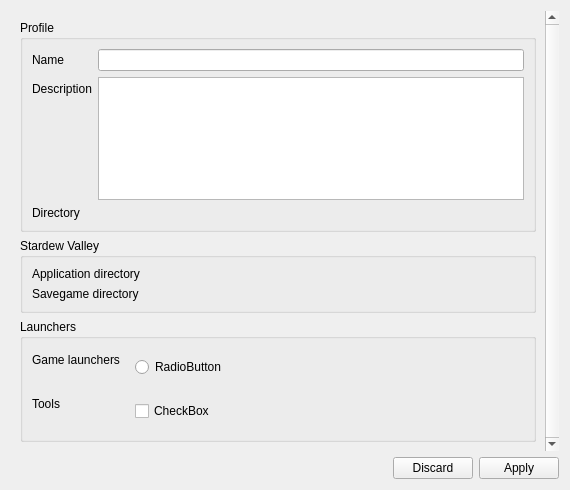
Qt form profilesettings.ui (kriana/SilVerPLuM) before a commit.
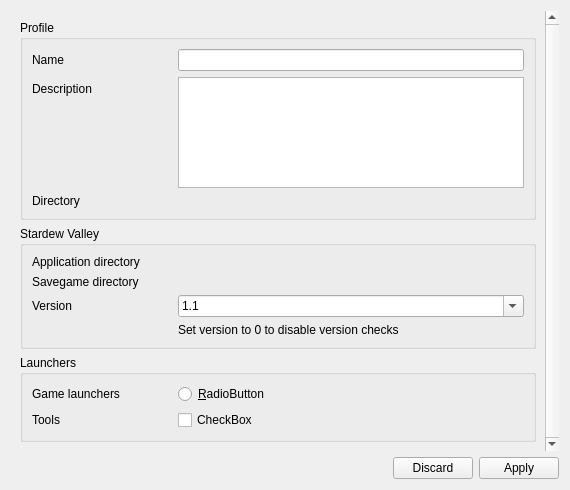
The same form after that commit. Custom widgets are drawn as their Qt base class.

Commit message: + Mod management + GUI + Dependency check (incomplete GUI) + Global settings

Patch:
```diff
--- a/profilesettings.ui
+++ b/profilesettings.ui
@@ -31,7 +31,7 @@
         <x>0</x>
         <y>0</y>
         <width>538</width>
-        <height>438</height>
+        <height>446</height>
        </rect>
       </property>
       <layout class="QVBoxLayout" name="verticalLayout">
@@ -43,6 +43,12 @@
          <layout class="QFormLayout" name="formLayout_2">
           <item row="0" column="0">
            <widget class="QLabel" name="label_3">
+            <property name="minimumSize">
+             <size>
+              <width>140</width>
+              <height>0</height>
+             </size>
+            </property>
             <property name="text">
              <string>Name</string>
             </property>
@@ -53,6 +59,12 @@
           </item>
           <item row="1" column="0">
            <widget class="QLabel" name="label_4">
+            <property name="minimumSize">
+             <size>
+              <width>140</width>
+              <height>0</height>
+             </size>
+            </property>
             <property name="text">
              <string>Description</string>
             </property>
@@ -63,6 +75,12 @@
           </item>
           <item row="2" column="0">
            <widget class="QLabel" name="label_5">
+            <property name="minimumSize">
+             <size>
+              <width>140</width>
+              <height>0</height>
+             </size>
+            </property>
             <property name="text">
              <string>Directory</string>
             </property>
@@ -89,6 +107,12 @@
          <layout class="QFormLayout" name="formLayout">
           <item row="0" column="0">
            <widget class="QLabel" name="label">
+            <property name="minimumSize">
+             <size>
+              <width>140</width>
+              <height>0</height>
+             </size>
+            </property>
             <property name="text">
              <string>Application directory</string>
             </property>
@@ -96,6 +120,12 @@
           </item>
           <item row="1" column="0">
            <widget class="QLabel" name="label_2">
+            <property name="minimumSize">
+             <size>
+              <width>140</width>
+              <height>0</height>
+             </size>
+            </property>
             <property name="text">
              <string>Savegame directory</string>
             </property>
@@ -121,6 +151,83 @@
             </property>
            </widget>
           </item>
+          <item row="2" column="0">
+           <widget class="QLabel" name="label_8">
+            <property name="minimumSize">
+             <size>
+              <width>140</width>
+              <height>0</height>
+             </size>
+            </property>
+            <property name="text">
+             <string>Version</string>
+            </property>
+           </widget>
+          </item>
+          <item row="2" column="1">
+           <widget class="QComboBox" name="sdvVersion">
+            <property name="editable">
+             <bool>true</bool>
+            </property>
+            <item>
+             <property name="text">
+              <string>1.1</string>
+             </property>
+            </item>
+            <item>
+             <property name="text">
+              <string>1.0.7</string>
+             </property>
+            </item>
+            <item>
+             <property name="text">
+              <string>1.0.6</string>
+             </property>
+            </item>
+            <item>
+             <property name="text">
+              <string>1.0.5</string>
+             </property>
+            </item>
+            <item>
+             <property name="text">
+              <string>1.0.4</string>
+             </property>
+            </item>
+            <item>
+             <property name="text">
+              <string>1.0.3</string>
+             </property>
+            </item>
+            <item>
+             <property name="text">
+              <string>1.0.2</string>
+             </property>
+            </item>
+            <item>
+             <property name="text">
+              <string>1.0.1</string>
+             </property>
+            </item>
+            <item>
+             <property name="text">
+              <string>1.0</string>
+             </property>
+            </item>
+            <item>
+             <property name="text">
+              <string>0</string>
+             </property>
+            </item>
+           </widget>
+          </item>
+          <item row="3" column="1">
+           <widget class="QLabel" name="label_9">
+            <property name="text">
+             <string>Set version to 0 to disable version checks</string>
+            </property>
+           </widget>
+          </item>
          </layout>
         </widget>
        </item>
@@ -132,6 +239,12 @@
          <layout class="QFormLayout" name="formLayout_3">
           <item row="0" column="0">
            <widget class="QLabel" name="label_6">
+            <property name="minimumSize">
+             <size>
+              <width>140</width>
+              <height>0</height>
+             </size>
+            </property>
             <property name="text">
              <string>Game launchers</string>
             </property>
@@ -146,10 +259,25 @@
              </sizepolicy>
             </property>
             <layout class="QVBoxLayout" name="verticalLayout_3">
+             <property name="spacing">
+              <number>6</number>
+             </property>
+             <property name="leftMargin">
+              <number>0</number>
+             </property>
+             <property name="topMargin">
+              <number>0</number>
+             </property>
+             <property name="rightMargin">
+              <number>0</number>
+             </property>
+             <property name="bottomMargin">
+              <number>0</number>
+             </property>
              <item>
               <widget class="QRadioButton" name="radioButton">
                <property name="text">
-                <string>RadioButton</string>
+                <string>&amp;RadioButton</string>
                </property>
               </widget>
              </item>
@@ -158,6 +286,12 @@
           </item>
           <item row="1" column="0">
            <widget class="QLabel" name="label_7">
+            <property name="minimumSize">
+             <size>
+              <width>140</width>
+              <height>0</height>
+             </size>
+            </property>
             <property name="text">
              <string>Tools</string>
             </property>
@@ -172,6 +306,21 @@
              </sizepolicy>
             </property>
             <layout class="QVBoxLayout" name="verticalLayout_4">
+             <property name="spacing">
+              <number>6</number>
+             </property>
+             <property name="leftMargin">
+              <number>0</number>
+             </property>
+             <property name="topMargin">
+              <number>0</number>
+             </property>
+             <property name="rightMargin">
+              <number>0</number>
+             </property>
+             <property name="bottomMargin">
+              <number>0</number>
+             </property>
              <item>
               <widget class="QCheckBox" name="checkBox">
                <property name="text">
```
The commit also changes 48 other files.
